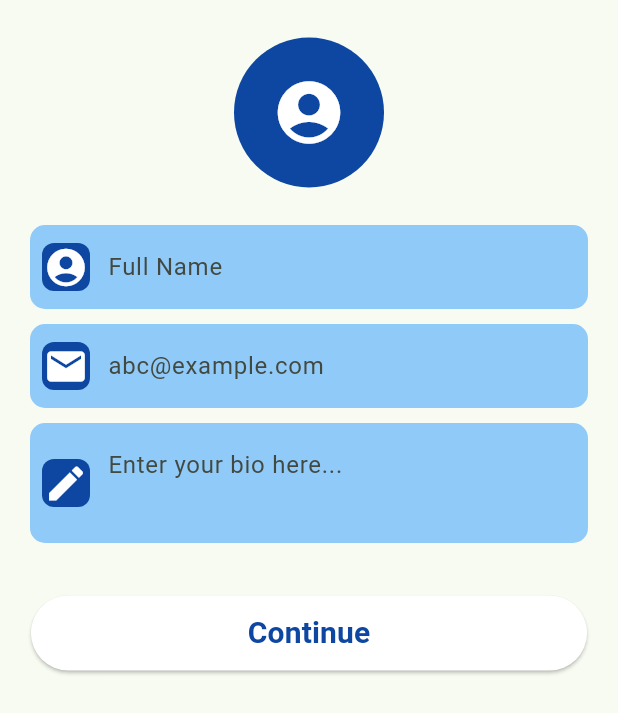
After one commit to AbdallahMabrouck/teranga, a Flutter app: the UserInformationScreen screen opened by its route, after a tap on the "account circle" icon, on a phone screen of 412 x 824 dp. The commit adds this screen. Shown: the top 713 px of the screen. Run offline on Flutter 3.47's test engine with Material 2 defaults, Android fonts, the phone set to English and light mode, and no system bars; our stand-ins replace country_picker, dots_indicator, image_picker, pinput.

Commit message:
Added: User information screen

```diff
--- a/lib/main.dart
+++ b/lib/main.dart
@@ -1,9 +1,11 @@
 import 'package:flutter/material.dart';
 import 'package:teranga/screens/splash_screen.dart';
 
+import 'screens/home_screen.dart';
 import 'screens/on_boarding_screen.dart';
 import 'screens/otp_screen.dart';
 import 'screens/register_screens.dart';
+import 'screens/user_information_screen.dart';
 
 void main() {
   runApp(const MyApp());
@@ -27,6 +29,8 @@ class MyApp extends StatelessWidget {
         OnBoardingScreen.id: (context) => const OnBoardingScreen(),
         RegisterScreen.id: (context) => const RegisterScreen(),
         OtpScreen.id: (context) => const OtpScreen(),
+        UserInformationScreen.id: (context) => const UserInformationScreen(),
+        HomeScreen.id: (context) => const HomeScreen(),
       },
     );
   }
--- /dev/null
+++ b/lib/screens/user_information_screen.dart
@@ -0,0 +1,256 @@
+import 'dart:io';
+
+import 'package:flutter/material.dart';
+import 'package:image_picker/image_picker.dart';
+
+import 'home_screen.dart';
+
+class UserInformationScreen extends StatefulWidget {
+  const UserInformationScreen({super.key});
+
+  static const id = "user-information-screen";
+
+  @override
+  State<UserInformationScreen> createState() => _UserInformationScreenState();
+}
+
+class _UserInformationScreenState extends State<UserInformationScreen> {
+  void showSnackBar(BuildContext context, String content) {
+    ScaffoldMessenger.of(context).showSnackBar(
+      SnackBar(
+        content: Text(content),
+      ),
+    );
+  }
+
+  Future<File?> pickImage(BuildContext context) async {
+    File? image;
+    try {
+      final pickedImage =
+          await ImagePicker().pickImage(source: ImageSource.gallery);
+      if (pickedImage != null) {
+        image = File(pickedImage.path);
+      }
+    } catch (e) {
+      showSnackBar(context, e.toString());
+    }
+
+    return image;
+  }
+
+  File? image;
+  final nameController = TextEditingController();
+  final emailController = TextEditingController();
+  final bioController = TextEditingController();
+
+  @override
+  void dispose() {
+    super.dispose();
+    nameController.dispose();
+    emailController.dispose();
+    bioController.dispose();
+  }
+
+  // for selecting image
+  void selectImage() async {
+    image = await pickImage(context);
+    setState(() {});
+  }
+
+  @override
+  Widget build(BuildContext context) {
+    return Scaffold(
+      body: SafeArea(
+        child: SingleChildScrollView(
+          padding: const EdgeInsets.symmetric(vertical: 25.0, horizontal: 5.0),
+          child: Center(
+            child: Column(
+              children: [
+                InkWell(
+                  onTap: () => selectImage(),
+                  child: image == null
+                      ? CircleAvatar(
+                          backgroundColor: Colors.blue.shade900,
+                          radius: 50,
+                          child: const Icon(
+                            Icons.account_circle,
+                            size: 50,
+                            color: Colors.white,
+                          ),
+                        )
+                      : CircleAvatar(
+                          backgroundImage: FileImage(image!),
+                          radius: 50,
+                        ),
+                ),
+                Container(
+                  width: MediaQuery.of(context).size.width,
+                  padding:
+                      const EdgeInsets.symmetric(vertical: 5, horizontal: 15),
+                  margin: const EdgeInsets.only(top: 20),
+                  child: Column(
+                    children: [
+                      // name field
+                      textFeld(
+                        hintText: "Full Name",
+                        icon: Icons.account_circle,
+                        inputType: TextInputType.name,
+                        maxLines: 1,
+                        controller: nameController,
+                      ),
+
+                      // email
+                      textFeld(
+                        hintText: "abc@example.com",
+                        icon: Icons.email,
+                        inputType: TextInputType.emailAddress,
+                        maxLines: 1,
+                        controller: emailController,
+                      ),
+
+                      // bio
+                      textFeld(
+                        hintText: "Enter your bio here...",
+                        icon: Icons.edit,
+                        inputType: TextInputType.name,
+                        maxLines: 2,
+                        controller: bioController,
+                      ),
+                    ],
+                  ),
+                ),
+                const SizedBox(height: 20),
+                SizedBox(
+                  height: 50,
+                  width: MediaQuery.of(context).size.width * 0.90,
+                  child: ElevatedButton(
+                    style: ButtonStyle(
+                      foregroundColor:
+                          MaterialStateProperty.all<Color>(Colors.white),
+                      backgroundColor:
+                          MaterialStateProperty.all<Color>(Colors.white),
+                      shape: MaterialStateProperty.all<RoundedRectangleBorder>(
+                        RoundedRectangleBorder(
+                          borderRadius: BorderRadius.circular(25.0),
+                        ),
+                      ),
+                    ),
+                    onPressed: () {
+                      Navigator.pushReplacement(
+                          context,
+                          MaterialPageRoute(
+                              builder: (BuildContext context) =>
+                                  const HomeScreen()));
+                    },
+                    child: Text(
+                      "Continue",
+                      style: TextStyle(
+                          fontSize: 20,
+                          color: Colors.blue.shade900,
+                          fontWeight: FontWeight.bold),
+                    ),
+                  ),
+                ),
+              ],
+            ),
+          ),
+        ),
+      ),
+    );
+  }
+
+  Widget textFeld({
+    required String hintText,
+    required IconData icon,
+    required TextInputType inputType,
+    required int maxLines,
+    required TextEditingController controller,
+  }) {
+    return Padding(
+      padding: const EdgeInsets.only(bottom: 10),
+      child: TextFormField(
+        cursorColor: Colors.blue.shade900,
+        controller: controller,
+        keyboardType: inputType,
+        maxLines: maxLines,
+        decoration: InputDecoration(
+          prefixIcon: Container(
+            margin: const EdgeInsets.all(8.0),
+            decoration: BoxDecoration(
+              borderRadius: BorderRadius.circular(8),
+              color: Colors.blue.shade900,
+            ),
+            child: Icon(
+              icon,
+              size: 30,
+              color: Colors.white,
+            ),
+          ),
+          enabledBorder: OutlineInputBorder(
+            borderRadius: BorderRadius.circular(10),
+            borderSide: const BorderSide(
+              color: Colors.transparent,
+            ),
+          ),
+          focusedBorder: OutlineInputBorder(
+            borderRadius: BorderRadius.circular(10),
+            borderSide: const BorderSide(
+              color: Colors.transparent,
+            ),
+          ),
+          hintText: hintText,
+          alignLabelWithHint: true,
+          border: InputBorder.none,
+          fillColor: Colors.blue.shade200,
+          filled: true,
+        ),
+      ),
+    );
+  }
+}
+
+class UserModel {
+  String name;
+  String email;
+  String bio;
+  String profilePic;
+  String createdAt;
+  String phoneNumber;
+  String uid;
+
+  UserModel({
+    required this.name,
+    required this.email,
+    required this.bio,
+    required this.profilePic,
+    required this.createdAt,
+    required this.phoneNumber,
+    required this.uid,
+  });
+
+  // from map
+  factory UserModel.fromMap(Map<String, dynamic> map) {
+    return UserModel(
+      name: map['name'] ?? '',
+      email: map['email'] ?? '',
+      bio: map['bio'] ?? '',
+      uid: map['uid'] ?? '',
+      phoneNumber: map['phoneNumber'] ?? '',
+      createdAt: map['createdAt'] ?? '',
+      profilePic: map['profilePic'] ?? '',
+    );
+  }
+
+  // to map
+  Map<String, dynamic> toMap() {
+    return {
+      "name": name,
+      "email": email,
+      "uid": uid,
+      "bio": bio,
+      "profilePic": profilePic,
+      "phoneNumber": phoneNumber,
+      "createdAt": createdAt,
+    };
+  }
+}
--- a/pubspec.yaml
+++ b/pubspec.yaml
@@ -19,6 +19,7 @@ dependencies:
   dots_indicator: ^3.0.0
   country_picker: ^2.0.20
   pinput: ^2.2.31
+  image_picker: ^0.8.9
 
 dev_dependencies:
   flutter_test:
```
Also changed, not shown: lib/screens/home_screen.dart (added, +16 -0 lines), pubspec.lock, 5 other files.
